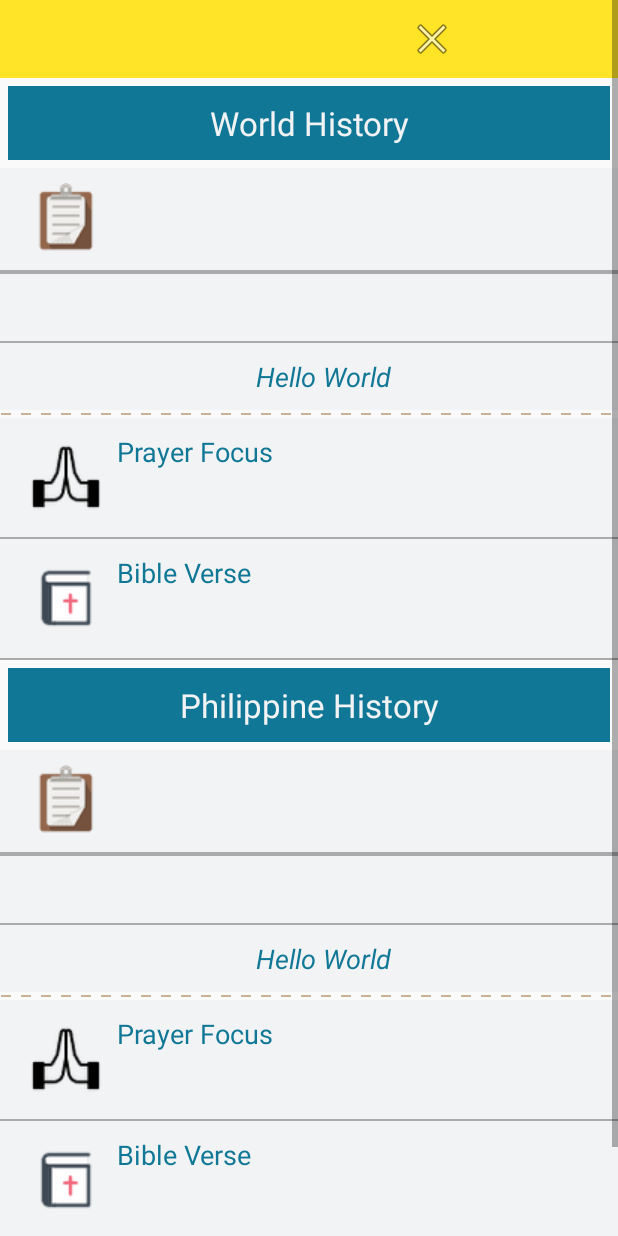
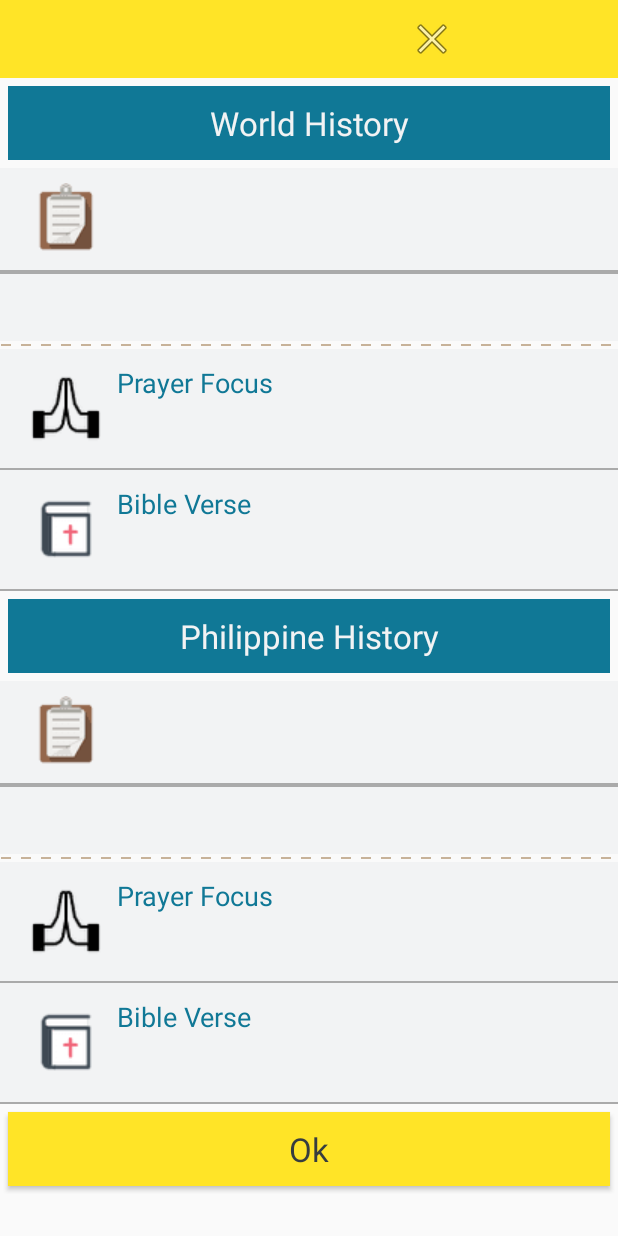
Before and after one commit to jhesed/historic-glimpse, an Android app: the layout fragment_day_dialog.xml on its own in the app's theme, with its tools: preview values and no code run, on a phone screen of 412 x 824 dp. Run offline under Robolectric (Android 15) with nearby library versions, the phone set to English and light mode, and no system bars; network calls fail.

Commit message:
CDHD-1 Added layout (transition) Font,size Done!

```diff
--- a/app/src/main/res/layout/fragment_day_dialog.xml
+++ b/app/src/main/res/layout/fragment_day_dialog.xml
@@ -263,16 +263,14 @@
             </LinearLayout>
             </LinearLayout>
 
-            <!-- ............................................................................... -->
-            <!-- Transition -->
-            <!-- ............................................................................... -->
+            <!-- TRANSITION -->
 
             <LinearLayout
                 android:id="@+id/group_featured_transition_wh"
                 android:layout_width="match_parent"
                 android:layout_height="wrap_content"
                 android:orientation="vertical"
-                android:visibility="visible">
+                android:visibility="gone">
 
 
                 <!--DIVIDER-->
@@ -300,14 +298,14 @@
 
                         <!--DYNAMIC VALUES-->
 
+
                         <LinearLayout
                             android:layout_width="wrap_content"
                             android:layout_height="wrap_content"
-                            android:layout_marginLeft="20dp"
-                            android:layout_weight="0"
+                            android:layout_marginLeft="10dp"
+                            android:layout_weight=".9"
                             android:background="@color/colorTextBackground"
                             android:orientation="horizontal">
-
                             <LinearLayout
                                 android:layout_width="wrap_content"
                                 android:layout_height="wrap_content"
@@ -319,10 +317,9 @@
                                     android:id="@+id/featured_transition_wh"
                                     android:layout_width="wrap_content"
                                     android:layout_height="wrap_content"
-                                    android:text="Hello World"
+                                    android:text=""
                                     android:textAppearance="?android:attr/textAppearanceMedium"
-                                    android:textColor="@color/colorPrimaryDark"
-                                    android:textStyle="italic" />
+                                    android:textColor="@color/colorTextEmphasis"/>
 
                             </LinearLayout>
 
@@ -807,16 +804,14 @@
             </LinearLayout>
             </LinearLayout>
 
-            <!-- ............................................................................... -->
-            <!-- Transition -->
-            <!-- ............................................................................... -->
+            <!-- TRANSITION -->
 
             <LinearLayout
-                android:id="@+id/group_featured_transition_wh"
+                android:id="@+id/group_featured_transition_ph"
                 android:layout_width="match_parent"
                 android:layout_height="wrap_content"
                 android:orientation="vertical"
-                android:visibility="visible">
+                android:visibility="gone">
 
 
                 <!--DIVIDER-->
@@ -844,14 +839,14 @@
 
                         <!--DYNAMIC VALUES-->
 
+
                         <LinearLayout
                             android:layout_width="wrap_content"
                             android:layout_height="wrap_content"
-                            android:layout_marginLeft="20dp"
-                            android:layout_weight="0"
+                            android:layout_marginLeft="10dp"
+                            android:layout_weight=".9"
                             android:background="@color/colorTextBackground"
                             android:orientation="horizontal">
-
                             <LinearLayout
                                 android:layout_width="wrap_content"
                                 android:layout_height="wrap_content"
@@ -860,13 +855,12 @@
                                 android:weightSum="1">
 
                                 <TextView
-                                    android:id="@+id/featured_transition_wh"
+                                    android:id="@+id/featured_transition_ph"
                                     android:layout_width="wrap_content"
                                     android:layout_height="wrap_content"
-                                    android:text="Hello World"
+                                    android:text=""
                                     android:textAppearance="?android:attr/textAppearanceMedium"
-                                    android:textColor="@color/colorPrimaryDark"
-                                    android:textStyle="italic" />
+                                    android:textColor="@color/colorTextEmphasis"/>
 
                             </LinearLayout>
 
```
Also changed, not shown: app/src/main/java/com/historicalglimpse/jhesed/historicalglimpse/Common.java (+25 -3 lines), app/src/main/java/com/historicalglimpse/jhesed/historicalglimpse/pojo/DatumDetails.java (+12 -0 lines), app/src/main/res/layout/fragment_about.xml (+7 -1 lines), app/src/main/res/layout/fragment_daily.xml (+14 -20 lines). Lines whose indentation alone changed are shown as unchanged.
